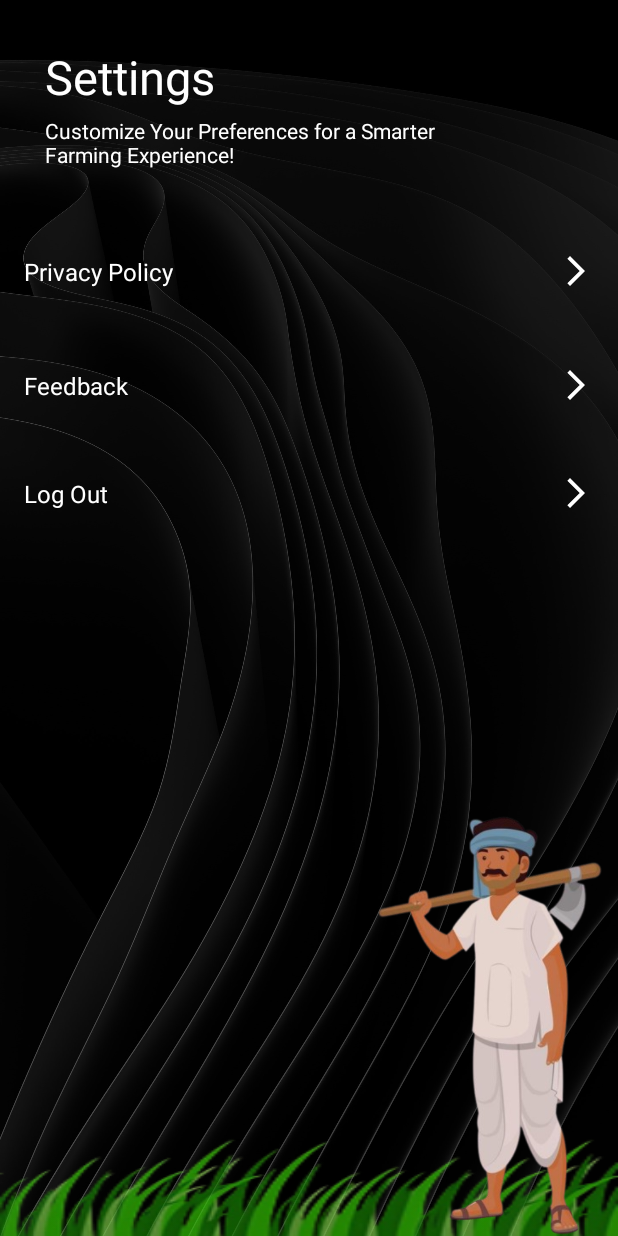
After one commit to NimishKatara/KrishiMitra_SEM4, an Android app: the Settings screen opened directly, with no data from a screen before it, on a phone screen of 412 x 824 dp. The commit adds this screen. Run offline under Robolectric (Android 15) with nearby library versions, the light colour scheme and no system bars.

Commit message:
Created settings page

```diff
--- a/KrishiMitra/app/src/main/AndroidManifest.xml
+++ b/KrishiMitra/app/src/main/AndroidManifest.xml
@@ -12,6 +12,9 @@
         android:supportsRtl="true"
         android:theme="@style/Theme.KrishiMitra"
         tools:targetApi="31">
+        <activity
+            android:name=".Settings"
+            android:exported="false" />
         <activity
             android:name=".CropRegistration"
             android:exported="false" />
--- a/KrishiMitra/app/src/main/java/com/example/krishimitra/CropRegistration.java
+++ b/KrishiMitra/app/src/main/java/com/example/krishimitra/CropRegistration.java
@@ -4,6 +4,7 @@ import android.content.Intent;
 import android.os.Bundle;
 import android.view.View;
 import android.widget.Button;
+import android.widget.ImageView;
 
 import androidx.activity.EdgeToEdge;
 import androidx.appcompat.app.AppCompatActivity;
@@ -26,15 +27,19 @@ public class CropRegistration extends AppCompatActivity {
             return insets;
         });
 
-        // Handle Submit button click
+        // Submit button click -> Go to LandingActivity
         Button submitBtn = findViewById(R.id.submitBtn);
-        submitBtn.setOnClickListener(new View.OnClickListener() {
-            @Override
-            public void onClick(View view) {
-                Intent intent = new Intent(CropRegistration.this, LandingActivity.class);
-                startActivity(intent);
-                finish(); // optional: closes current activity
-            }
+        submitBtn.setOnClickListener(view -> {
+            Intent intent = new Intent(CropRegistration.this, LandingActivity.class);
+            startActivity(intent);
+            finish();
+        });
+
+        // Settings image button click -> Go to SettingsActivity
+        ImageView settingsButton = findViewById(R.id.settingsButton);
+        settingsButton.setOnClickListener(view -> {
+            Intent intent = new Intent(CropRegistration.this, Settings.class);
+            startActivity(intent);
         });
     }
 }
--- /dev/null
+++ b/KrishiMitra/app/src/main/java/com/example/krishimitra/Settings.java
@@ -0,0 +1,24 @@
+package com.example.krishimitra;
+
+import android.os.Bundle;
+
+import androidx.activity.EdgeToEdge;
+import androidx.appcompat.app.AppCompatActivity;
+import androidx.core.graphics.Insets;
+import androidx.core.view.ViewCompat;
+import androidx.core.view.WindowInsetsCompat;
+
+public class Settings extends AppCompatActivity {
+
+    @Override
+    protected void onCreate(Bundle savedInstanceState) {
+        super.onCreate(savedInstanceState);
+        EdgeToEdge.enable(this);
+        setContentView(R.layout.activity_settings);
+        ViewCompat.setOnApplyWindowInsetsListener(findViewById(R.id.main), (v, insets) -> {
+            Insets systemBars = insets.getInsets(WindowInsetsCompat.Type.systemBars());
+            v.setPadding(systemBars.left, systemBars.top, systemBars.right, systemBars.bottom);
+            return insets;
+        });
+    }
+}
--- /dev/null
+++ b/KrishiMitra/app/src/main/res/drawable/ic_arrow_right.xml
@@ -0,0 +1,5 @@
+<vector xmlns:android="http://schemas.android.com/apk/res/android" android:autoMirrored="true" android:height="24dp" android:tint="#000000" android:viewportHeight="24" android:viewportWidth="24" android:width="24dp">
+
+    <path android:fillColor="@android:color/white" android:pathData="M6.23,20.23l1.77,1.77l10,-10l-10,-10l-1.77,1.77l8.23,8.23z"/>
+
+</vector>
--- a/KrishiMitra/app/src/main/res/layout/activity_crop_registration.xml
+++ b/KrishiMitra/app/src/main/res/layout/activity_crop_registration.xml
@@ -159,15 +159,17 @@
         app:layout_constraintStart_toStartOf="parent"
         app:layout_constraintTop_toBottomOf="@id/fallowInfo" />
 
-<!--    <ImageView-->
-<!--        android:id="@+id/settingsIcon"-->
-<!--        android:layout_width="wrap_content"-->
-<!--        android:layout_height="wrap_content"-->
-<!--        android:src="@drawable/ic_settings"-->
-<!--        android:contentDescription="Settings"-->
-<!--        app:layout_constraintBottom_toBottomOf="parent"-->
-<!--        app:layout_constraintStart_toStartOf="parent"-->
-<!--        app:layout_constraintEnd_toEndOf="parent"-->
-<!--        android:layout_marginBottom="16dp" />-->
+    <ImageView
+        android:layout_marginTop="30dp"
+        android:id="@+id/settingsButton"
+        android:layout_width="wrap_content"
+        android:layout_height="wrap_content"
+        android:src="@drawable/icon_settings"
+        android:contentDescription="Settings"
+        app:layout_constraintTop_toBottomOf="@id/submitBtn"
+        app:layout_constraintBottom_toBottomOf="parent"
+        app:layout_constraintStart_toStartOf="parent"
+        app:layout_constraintEnd_toEndOf="parent"
+        android:layout_marginBottom="16dp" />
 
 </androidx.constraintlayout.widget.ConstraintLayout>
--- /dev/null
+++ b/KrishiMitra/app/src/main/res/layout/activity_settings.xml
@@ -0,0 +1,155 @@
+<?xml version="1.0" encoding="utf-8"?>
+<androidx.constraintlayout.widget.ConstraintLayout xmlns:android="http://schemas.android.com/apk/res/android"
+    xmlns:app="http://schemas.android.com/apk/res-auto"
+    xmlns:tools="http://schemas.android.com/tools"
+    android:id="@+id/main"
+    android:layout_width="match_parent"
+    android:layout_height="match_parent"
+    tools:context=".Settings"
+    android:background="@drawable/backgroundimg">
+
+    <TextView
+        android:id="@+id/settingsTitle"
+        android:layout_width="wrap_content"
+        android:layout_height="wrap_content"
+        android:text="Settings"
+        android:textColor="#FFFFFF"
+        android:textSize="31sp"
+        android:layout_marginStart="30dp"
+        android:layout_marginTop="30dp"
+        app:layout_constraintStart_toStartOf="parent"
+        app:layout_constraintTop_toTopOf="parent" />
+
+    <TextView
+        android:id="@+id/textView"
+        android:layout_width="277dp"
+        android:layout_height="wrap_content"
+        android:layout_marginStart="30dp"
+        android:layout_marginTop="5dp"
+        android:text="Customize Your Preferences for a Smarter Farming Experience!"
+        android:textColor="#FFFFFF"
+        app:layout_constraintStart_toStartOf="parent"
+        app:layout_constraintTop_toBottomOf="@id/settingsTitle" />
+
+    <androidx.constraintlayout.widget.ConstraintLayout
+        android:id="@+id/privacyOption"
+        android:layout_width="0dp"
+        android:layout_height="wrap_content"
+        android:layout_marginTop="40dp"
+        android:padding="16dp"
+        android:background="?attr/selectableItemBackground"
+        app:layout_constraintTop_toBottomOf="@+id/textView"
+        app:layout_constraintStart_toStartOf="parent"
+        app:layout_constraintEnd_toEndOf="parent">
+
+        <TextView
+            android:id="@+id/privacyText"
+            android:layout_width="0dp"
+            android:layout_height="wrap_content"
+            android:text="Privacy Policy"
+            android:textColor="#FFFFFF"
+            android:textSize="16sp"
+            app:layout_constraintStart_toStartOf="parent"
+            app:layout_constraintEnd_toStartOf="@id/privacyArrow"
+            app:layout_constraintTop_toTopOf="parent"
+            app:layout_constraintBottom_toBottomOf="parent" />
+
+        <ImageView
+            android:contentDescription="privacy policy"
+            android:id="@+id/privacyArrow"
+            android:layout_width="wrap_content"
+            android:layout_height="wrap_content"
+            android:src="@drawable/ic_arrow_right"
+            app:tint="#FFFFFF"
+            app:layout_constraintEnd_toEndOf="parent"
+            app:layout_constraintTop_toTopOf="parent"
+            app:layout_constraintBottom_toBottomOf="parent" />
+    </androidx.constraintlayout.widget.ConstraintLayout>
+
+    <!-- Feedback row-style button -->
+    <androidx.constraintlayout.widget.ConstraintLayout
+        android:id="@+id/feedbackOption"
+        android:layout_width="0dp"
+        android:layout_height="wrap_content"
+        android:layout_marginTop="20dp"
+        android:padding="16dp"
+        android:background="?attr/selectableItemBackground"
+        app:layout_constraintTop_toBottomOf="@+id/privacyOption"
+        app:layout_constraintStart_toStartOf="parent"
+        app:layout_constraintEnd_toEndOf="parent">
+
+        <TextView
+            android:id="@+id/feedbackText"
+            android:layout_width="0dp"
+            android:layout_height="wrap_content"
+            android:text="Feedback"
+            android:textColor="#FFFFFF"
+            android:textSize="16sp"
+            app:layout_constraintStart_toStartOf="parent"
+            app:layout_constraintEnd_toStartOf="@id/feedbackArrow"
+            app:layout_constraintTop_toTopOf="parent"
+            app:layout_constraintBottom_toBottomOf="parent" />
+
+        <ImageView
+            android:contentDescription="feedback"
+            android:id="@+id/feedbackArrow"
+            android:layout_width="wrap_content"
+            android:layout_height="wrap_content"
+            android:src="@drawable/ic_arrow_right"
+            app:tint="#FFFFFF"
+            app:layout_constraintEnd_toEndOf="parent"
+            app:layout_constraintTop_toTopOf="parent"
+            app:layout_constraintBottom_toBottomOf="parent" />
+    </androidx.constraintlayout.widget.ConstraintLayout>
+
+    <!-- Log Out row-style button -->
+    <androidx.constraintlayout.widget.ConstraintLayout
+        android:id="@+id/logoutOption"
+        android:layout_width="0dp"
+        android:layout_height="wrap_content"
+        android:layout_marginTop="16dp"
+        android:padding="16dp"
+        android:background="?attr/selectableItemBackground"
+        app:layout_constraintTop_toBottomOf="@id/feedbackOption"
+        app:layout_constraintStart_toStartOf="parent"
+        app:layout_constraintEnd_toEndOf="parent">
+
+        <TextView
+            android:id="@+id/logoutText"
+            android:layout_width="0dp"
+            android:layout_height="wrap_content"
+            android:text="Log Out"
+            android:textColor="#FFFFFF"
+            android:textSize="16sp"
+            app:layout_constraintStart_toStartOf="parent"
+            app:layout_constraintEnd_toStartOf="@id/logoutArrow"
+            app:layout_constraintTop_toTopOf="parent"
+            app:layout_constraintBottom_toBottomOf="parent" />
+
+        <ImageView
+            android:id="@+id/logoutArrow"
+            android:layout_width="wrap_content"
+            android:layout_height="wrap_content"
+            android:src="@drawable/ic_arrow_right"
+            app:tint="#FFFFFF"
+            app:layout_constraintEnd_toEndOf="parent"
+            app:layout_constraintTop_toTopOf="parent"
+            app:layout_constraintBottom_toBottomOf="parent" />
+    </androidx.constraintlayout.widget.ConstraintLayout>
+
+    <ImageView
+        android:layout_width="match_parent"
+        android:layout_height="wrap_content"
+        android:background="@drawable/grass"
+        app:layout_constraintBottom_toBottomOf="parent"
+        app:layout_constraintEnd_toEndOf="parent"
+        app:layout_constraintStart_toStartOf="parent" />
+
+    <ImageView
+        android:layout_width="283dp"
+        android:layout_height="283dp"
+        android:layout_marginStart="200dp"
+        android:background="@drawable/farmersettings"
+        app:layout_constraintBottom_toBottomOf="parent"
+        app:layout_constraintStart_toStartOf="parent"/>
+</androidx.constraintlayout.widget.ConstraintLayout>
```
Also changed, not shown: KrishiMitra/app/src/main/res/drawable/farmersettings.png (added), KrishiMitra/app/src/main/res/drawable/grass.png (added), KrishiMitra/app/src/main/res/drawable/icon_settings.png (added).
